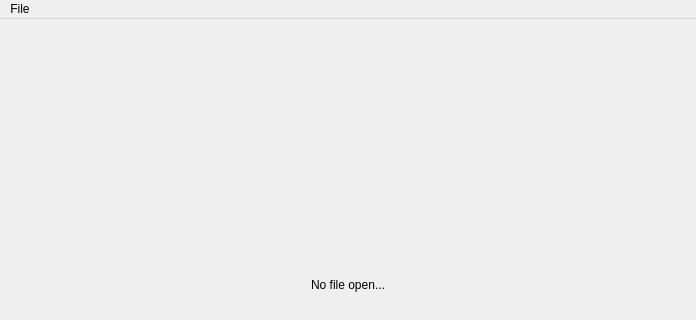
This is metro/mainwindow.ui in SergeyBrian/metro as Qt 5 draws it before an edit; both pictures show x 0 to 696 and y 0 to 320 of the 696 by 550 pixel window. The edited form follows.
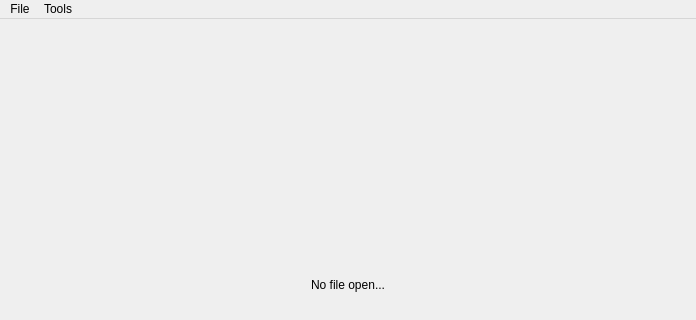
This is the edited form.

```diff
--- a/metro/mainwindow.ui
+++ b/metro/mainwindow.ui
@@ -47,7 +47,14 @@
     <addaction name="actionNew"/>
     <addaction name="actionOpen"/>
    </widget>
+   <widget class="QMenu" name="menuTools">
+    <property name="title">
+     <string>Tools</string>
+    </property>
+    <addaction name="actionNavigator_benchmark"/>
+   </widget>
    <addaction name="menuFile"/>
+   <addaction name="menuTools"/>
   </widget>
   <action name="actionHello">
    <property name="text">
```
Left out of the diff: 5 changed lines with no effect on the pictures.
